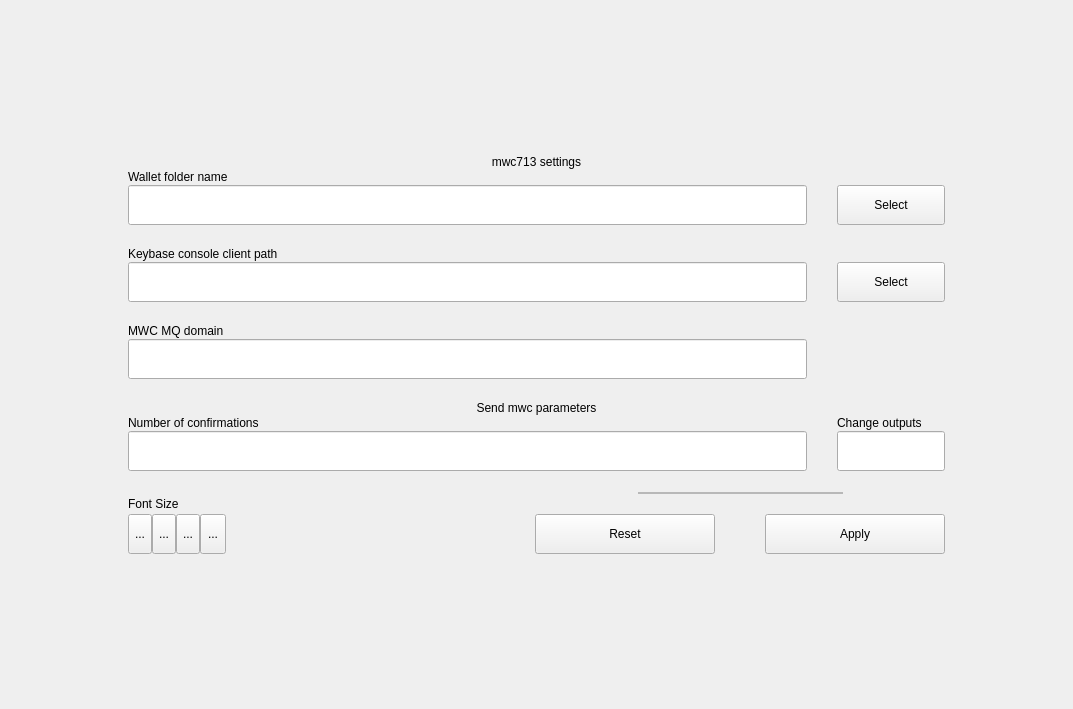
0xkobe/mwc-wallet, file windows/x_walletconfig.ui: the form before one commit.
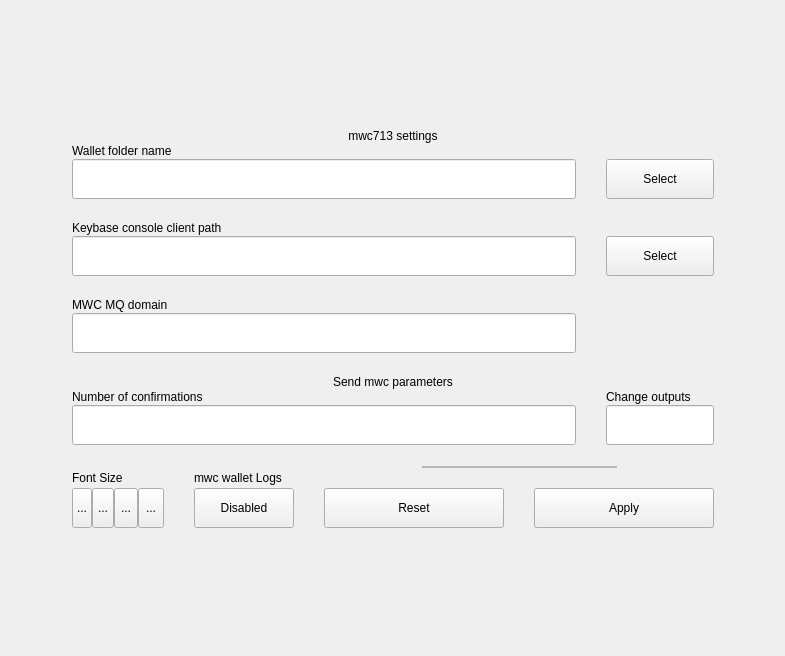
The form after the commit. Icons and pictures are not drawn. Custom widgets are drawn as their Qt base class.

Commit message: https://github.com/mwcproject/mwc-qt-wallet/issues/11 - Loggs can be enabled/disable from the settings. Default enabled

What changed in the file:
```diff
--- a/windows/x_walletconfig.ui
+++ b/windows/x_walletconfig.ui
@@ -6,14 +6,14 @@
    <rect>
     <x>0</x>
     <y>0</y>
-    <width>1073</width>
-    <height>709</height>
+    <width>785</width>
+    <height>656</height>
    </rect>
   </property>
   <property name="windowTitle">
    <string>Form</string>
   </property>
-  <layout class="QVBoxLayout" name="verticalLayout_3">
+  <layout class="QVBoxLayout" name="verticalLayout">
    <item>
     <spacer name="verticalSpacer">
      <property name="orientation">
@@ -334,15 +334,28 @@
         </widget>
        </item>
        <item row="18" column="0" colspan="2">
-        <layout class="QHBoxLayout" name="horizontalLayout_3" stretch="0,0,0">
+        <layout class="QHBoxLayout" name="horizontalLayout_3" stretch="0,0,0,0">
          <property name="spacing">
           <number>0</number>
          </property>
          <item>
-          <layout class="QVBoxLayout" name="verticalLayout">
+          <widget class="QWidget" name="fontHolder" native="true">
+           <layout class="QVBoxLayout" name="verticalLayout_4">
            <property name="spacing">
             <number>3</number>
            </property>
+            <property name="leftMargin">
+             <number>0</number>
+            </property>
+            <property name="topMargin">
+             <number>0</number>
+            </property>
+            <property name="rightMargin">
+             <number>30</number>
+            </property>
+            <property name="bottomMargin">
+             <number>0</number>
+            </property>
            <item>
             <spacer name="verticalSpacer_3">
              <property name="orientation">
@@ -517,6 +530,84 @@
             </layout>
            </item>
           </layout>
+          </widget>
+         </item>
+         <item>
+          <layout class="QVBoxLayout" name="verticalLayout_3">
+           <property name="spacing">
+            <number>3</number>
+           </property>
+           <property name="rightMargin">
+            <number>30</number>
+           </property>
+           <item>
+            <spacer name="verticalSpacer_4">
+             <property name="orientation">
+              <enum>Qt::Vertical</enum>
+             </property>
+             <property name="sizeHint" stdset="0">
+              <size>
+               <width>20</width>
+               <height>0</height>
+              </size>
+             </property>
+            </spacer>
+           </item>
+           <item>
+            <widget class="control::MwcLabelSmall" name="fontSizeLabel_2">
+             <property name="maximumSize">
+              <size>
+               <width>16777215</width>
+               <height>22</height>
+              </size>
+             </property>
+             <property name="text">
+              <string>mwc wallet Logs</string>
+             </property>
+            </widget>
+           </item>
+           <item>
+            <widget class="QToolButton" name="logsEnableBtn">
+             <property name="minimumSize">
+              <size>
+               <width>100</width>
+               <height>40</height>
+              </size>
+             </property>
+             <property name="maximumSize">
+              <size>
+               <width>100</width>
+               <height>40</height>
+              </size>
+             </property>
+             <property name="toolTip">
+              <string>Logs located at your home directory at mwc-qt-wallet/logs
+Please note, logs contain private information about your
+accounts and transactions. Please disable them if you want
+your wallet activity never stored in the logs.</string>
+             </property>
+             <property name="statusTip">
+              <string/>
+             </property>
+             <property name="text">
+              <string>Disabled</string>
+             </property>
+             <property name="checkable">
+              <bool>true</bool>
+             </property>
+             <property name="toolButtonStyle">
+              <enum>Qt::ToolButtonTextOnly</enum>
+             </property>
+            </widget>
+           </item>
+           <item>
+            <layout class="QHBoxLayout" name="horizontalLayout_6">
+             <property name="spacing">
+              <number>0</number>
+             </property>
+            </layout>
+           </item>
+          </layout>
          </item>
          <item>
           <spacer name="horizontalSpacer_6">
@@ -634,13 +725,13 @@
               <widget class="QWidget" name="widget_4" native="true">
                <property name="minimumSize">
                 <size>
-                 <width>50</width>
+                 <width>30</width>
                  <height>0</height>
                 </size>
                </property>
                <property name="maximumSize">
                 <size>
-                 <width>50</width>
+                 <width>30</width>
                  <height>16777215</height>
                 </size>
                </property>
```
Lines whose indentation alone changed are shown as unchanged. The commit also changes 9 other files.
